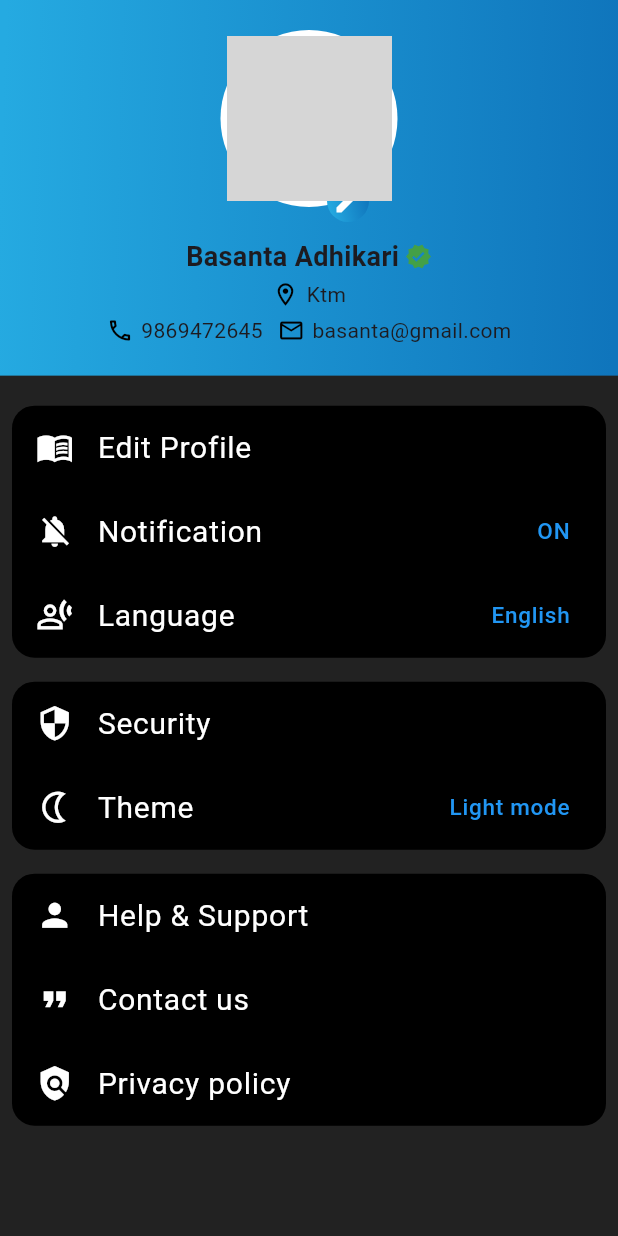
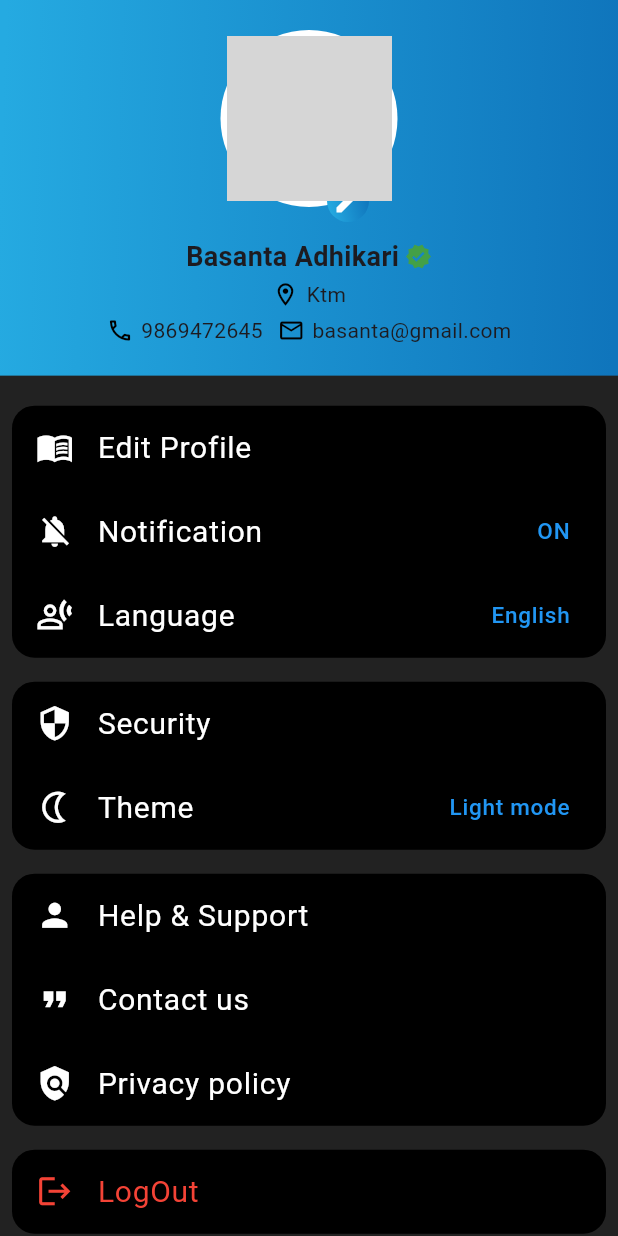
Before and after one commit to kripas1369/ticketappsss, a Flutter app: the ProfileView screen opened directly, on a phone screen of 412 x 824 dp. Run offline on Flutter 3.47's test engine with Material 3 defaults, Android fonts, the phone set to English and light mode, and no system bars; our stand-ins replace connectivity_plus, get, google_fonts, image_picker, shared_preferences; missing offline and left inert: all_sensors, circular_bottom_navigation, khalti_flutter; accounts and stored records are empty; network calls fail; grey boxes are pictures that could not be loaded.

Commit message:
finallllllllllll codeeeeeeee submitttttttedddddddddddddd

```diff
--- a/lib/features/profile_page/presentation/view/profileview.dart
+++ b/lib/features/profile_page/presentation/view/profileview.dart
@@ -7,7 +7,8 @@ import 'package:ticketapp/core/utils/circularprofileimage.dart';
 import 'package:ticketapp/core/utils/sizebox.dart';
 import 'package:ticketapp/core/utils/text.dart';
 import 'package:ticketapp/core/utils/textfield.dart';
-import 'package:shared_preferences/shared_preferences.dart'; // Import shared_preferences package
+import 'package:shared_preferences/shared_preferences.dart';
+import 'package:ticketapp/features/login_page/presentation/view/loginview.dart'; // Import shared_preferences package
 
 class ProfileView extends StatefulWidget {
   const ProfileView({super.key});
@@ -295,6 +296,34 @@ class _ProfileViewState extends State<ProfileView> {
                 // width: 123,
               ),
             ),
+            Padding(
+              padding: const EdgeInsets.all(8.0),
+              child: Container(
+                decoration: BoxDecoration(
+                    color: Colors.black,
+                    borderRadius: BorderRadius.circular(15)
+                ),
+                // height: 123,
+                child: Column(
+                  children: [
+
+                    ListTile(
+                      onTap: (){
+                        Navigator.pushReplacement(
+                        context,
+                        MaterialPageRoute(builder: (context) => LoginScreen()),
+                      );
+
+                      },
+                      title: Text("LogOut",style: TextStyle(fontSize: 20,color: Colors.red),),
+                      leading: Icon(Icons.logout,size: 25,color: Colors.red,),
+                      trailing: Text("",style: TextStyle(fontSize: 15,color: Colors.white)),
+                    ),
+                  ],
+                ),
+                // width: 123,
+              ),
+            ),
             SizedBox(height: 123,)
           ],
         ),
--- a/lib/features/seats_page/data/booking_service.dart
+++ b/lib/features/seats_page/data/booking_service.dart
@@ -46,7 +46,6 @@ Future<void> createMovie(BuildContext context,
         content: Text("Movie booked successfully"),
         duration: Duration(seconds: 2),
       ),
-
     );
   } else {
     // If the server did not return a 201 CREATED response,
--- a/lib/features/splash_page/presentation/view/splash_view_page.dart
+++ b/lib/features/splash_page/presentation/view/splash_view_page.dart
@@ -7,7 +7,6 @@ class SplashScreen extends StatelessWidget {
   static String routeName = "/splash";
   @override
   Widget build(BuildContext context) {
-
     return Scaffold(
       body: Body(),
     );
--- a/lib/main.dart
+++ b/lib/main.dart
@@ -30,6 +30,7 @@ class MyApp extends StatelessWidget {
               KhaltiLocalizations.delegate,
             ],
           );
-        });
+        },
+    );
   }
 }
--- a/pubspec.yaml
+++ b/pubspec.yaml
@@ -49,6 +49,10 @@ dev_dependencies:
   connectivity_plus: ^5.0.2
   provider: ^6.1.2
   khalti_flutter: ^3.0.0
+  test_cov_console: ^0.2.2
+  mockito: ^5.4.4
+  all_sensors: ^0.4.2
+
 # For information on the generic Dart part of this file, see the
 # following page: https://dart.dev/tools/pub/pubspec
 
```
Also changed, not shown: lib/features/home_page/presentation/view/homeview.dart (+85 -45 lines), lib/features/login_page/domain/service.dart (+13 -7 lines), lib/features/login_page/presentation/view/loginview.dart (+5 -5 lines), pubspec.lock, 1 other file.
